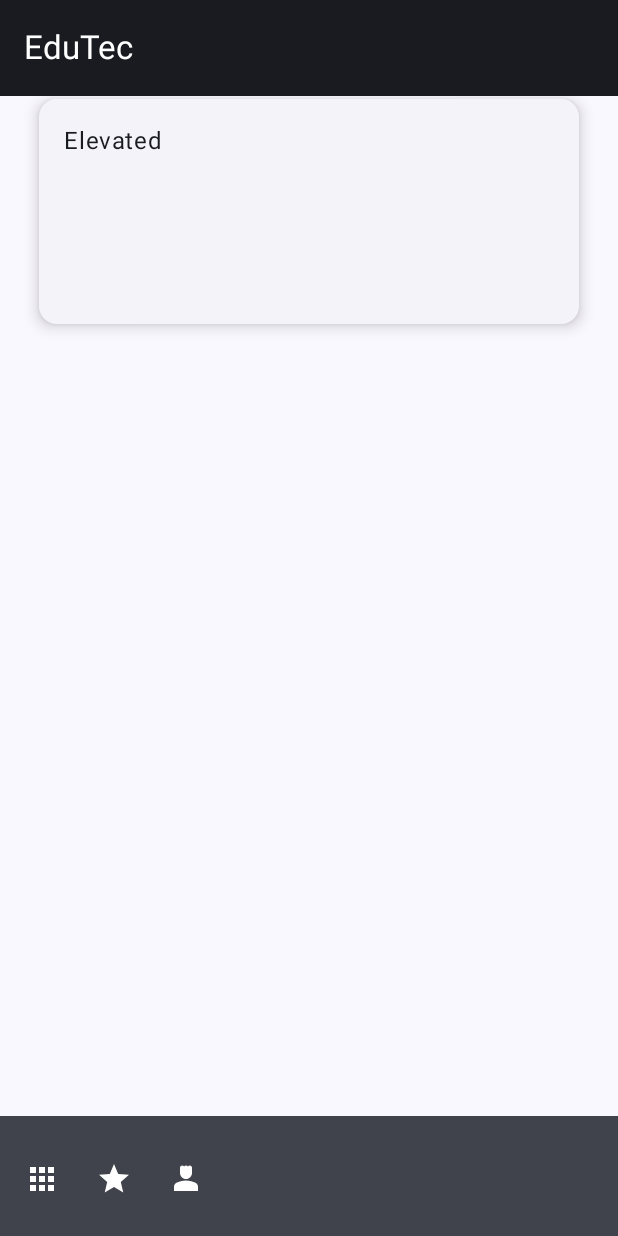
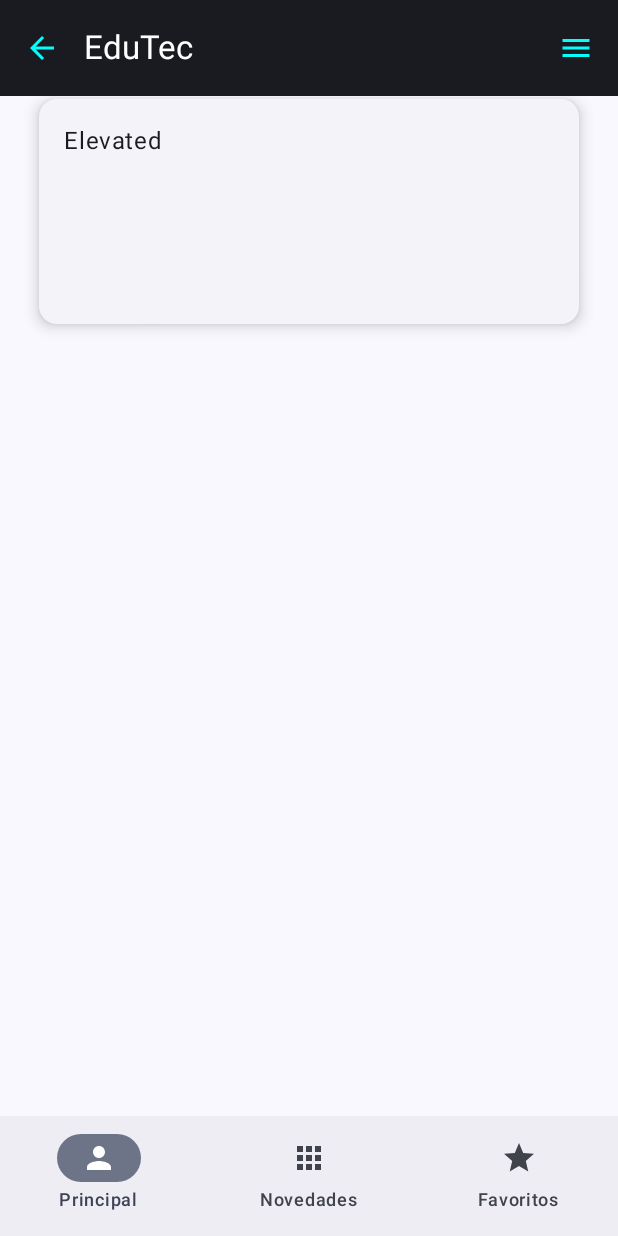
Before and after one commit to AlancitoPaladin/EduTec, an Android app built with Jetpack Compose: the StudentScreen screen opened through its navigation route, on a phone screen of 412 x 824 dp. Run offline under Robolectric (Android 15) with nearby library versions, the phone set to English and light mode, and no system bars.

Commit message:
New changes of today

```diff
--- a/app/src/main/java/com/itsm/edutec/ui/theme/screens/profiles/student/StudentScreen.kt
+++ b/app/src/main/java/com/itsm/edutec/ui/theme/screens/profiles/student/StudentScreen.kt
@@ -1,5 +1,6 @@
 package com.itsm.edutec.ui.theme.screens.profiles.student
 
+import androidx.compose.foundation.isSystemInDarkTheme
 import androidx.compose.foundation.layout.Arrangement
 import androidx.compose.foundation.layout.Box
 import androidx.compose.foundation.layout.Column
@@ -7,24 +8,37 @@ import androidx.compose.foundation.layout.fillMaxWidth
 import androidx.compose.foundation.layout.padding
 import androidx.compose.foundation.layout.size
 import androidx.compose.material.icons.Icons
+import androidx.compose.material.icons.automirrored.filled.ArrowBack
 import androidx.compose.material.icons.filled.Apps
-import androidx.compose.material.icons.filled.Person4
+import androidx.compose.material.icons.filled.Menu
+import androidx.compose.material.icons.filled.Person
 import androidx.compose.material.icons.filled.Star
-import androidx.compose.material3.BottomAppBar
+import androidx.compose.material.icons.outlined.Apps
+import androidx.compose.material.icons.outlined.Person
+import androidx.compose.material.icons.outlined.Star
 import androidx.compose.material3.CardDefaults
 import androidx.compose.material3.ElevatedCard
 import androidx.compose.material3.ExperimentalMaterial3Api
 import androidx.compose.material3.Icon
 import androidx.compose.material3.IconButton
+import androidx.compose.material3.IconButtonDefaults
 import androidx.compose.material3.MaterialTheme
+import androidx.compose.material3.NavigationBar
+import androidx.compose.material3.NavigationBarItem
 import androidx.compose.material3.Scaffold
 import androidx.compose.material3.Text
 import androidx.compose.material3.TopAppBar
 import androidx.compose.material3.TopAppBarDefaults.topAppBarColors
 import androidx.compose.runtime.Composable
+import androidx.compose.runtime.getValue
+import androidx.compose.runtime.mutableIntStateOf
+import androidx.compose.runtime.remember
+import androidx.compose.runtime.setValue
 import androidx.compose.ui.Alignment
 import androidx.compose.ui.Modifier
+import androidx.compose.ui.graphics.Color
 import androidx.compose.ui.text.style.TextAlign
+import androidx.compose.ui.text.style.TextOverflow
 import androidx.compose.ui.tooling.preview.Preview
 import androidx.compose.ui.unit.dp
 
@@ -37,6 +51,7 @@ fun MyPreview() {
 @OptIn(ExperimentalMaterial3Api::class)
 @Composable
 fun StudentScreen() {
+    val isDarkTheme = isSystemInDarkTheme()
     Scaffold(
         topBar = {
             TopAppBar(
@@ -45,27 +60,42 @@ fun StudentScreen() {
                     titleContentColor = MaterialTheme.colorScheme.onPrimary,
                 ),
                 title = {
-                    Text("EduTec")
-                }
+                    Text(
+                        text = "EduTec",
+                        maxLines = 1,
+                        overflow = TextOverflow.Ellipsis
+                    )
+                },
+                navigationIcon = {
+                    IconButton(
+                        onClick = { /* do something */ },
+                        colors = IconButtonDefaults.iconButtonColors(
+                            contentColor = if (isDarkTheme) Color.White else Color.Cyan
+                        )
+                    ) {
+                        Icon(
+                            imageVector = Icons.AutoMirrored.Filled.ArrowBack,
+                            contentDescription = "Localized description",
+                        )
+                    }
+                },
+                actions = {
+                    IconButton(
+                        onClick = { /* do something */ },
+                        colors = IconButtonDefaults.iconButtonColors(
+                            contentColor = if (isDarkTheme) Color.White else Color.Cyan
+                        )
+                    ) {
+                        Icon(
+                            imageVector = Icons.Filled.Menu,
+                            contentDescription = "Localized description"
+                        )
+                    }
+                },
             )
         },
         bottomBar = {
-            BottomAppBar(
-                containerColor = MaterialTheme.colorScheme.onSurfaceVariant,
-                contentColor = MaterialTheme.colorScheme.onPrimary,
-            ) {
-                IconButton(onClick = {}) {
-                    Icon(Icons.Filled.Apps, contentDescription = "Localized description")
-                }
-
-                IconButton(onClick = {}) {
-                    Icon(Icons.Filled.Star, contentDescription = "Localized description")
-                }
-
-                IconButton(onClick = {}) {
-                    Icon(Icons.Filled.Person4, contentDescription = "Localized description")
-                }
-            }
+            BottomBar()
         }
     ) { innerPadding ->
         Column(
@@ -81,6 +111,7 @@ fun StudentScreen() {
             ) {
                 CoursesCard()
             }
+            // Column
         }
     }
 }
@@ -102,3 +133,28 @@ fun CoursesCard() {
         )
     }
 }
+
+@Composable
+fun BottomBar() {
+    var selectedItem by remember { mutableIntStateOf(0) }
+    val items = listOf("Principal", "Novedades", "Favoritos")
+    val selectedIcons = listOf(Icons.Filled.Person, Icons.Filled.Apps, Icons.Filled.Star)
+    val unselectedIcons =
+        listOf(Icons.Outlined.Person, Icons.Outlined.Apps, Icons.Outlined.Star)
+
+    NavigationBar {
+        items.forEachIndexed { index, item ->
+            NavigationBarItem(
+                icon = {
+                    Icon(
+                        if (selectedItem == index) selectedIcons[index] else unselectedIcons[index],
+                        contentDescription = item
+                    )
+                },
+                label = { Text(item) },
+                selected = selectedItem == index,
+                onClick = { selectedItem = index }
+            )
+        }
+    }
+}
```
